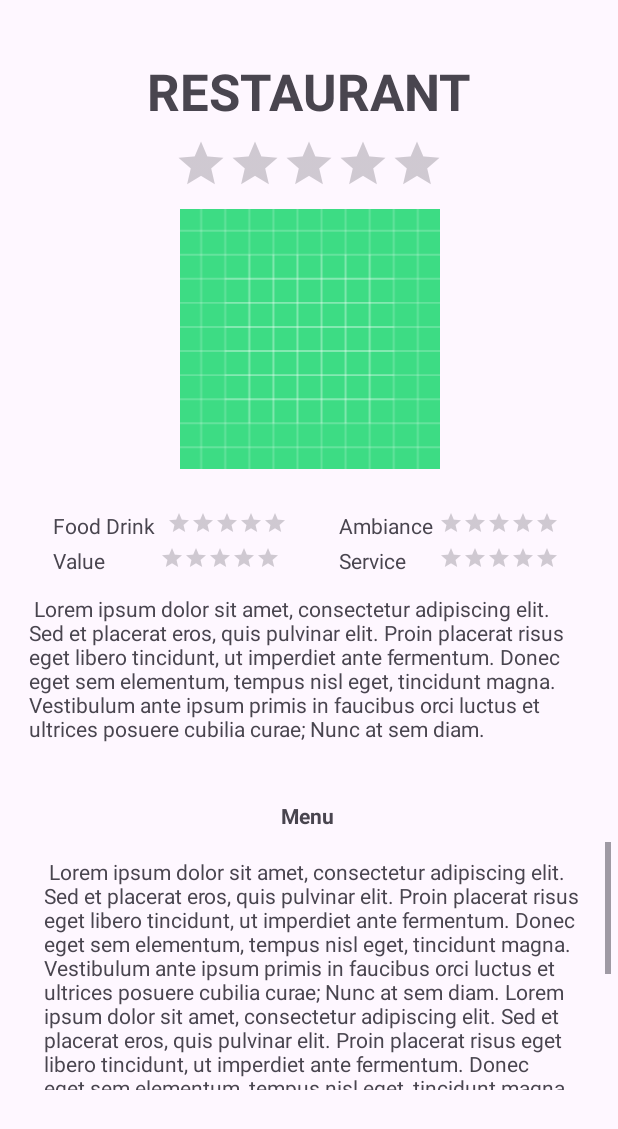
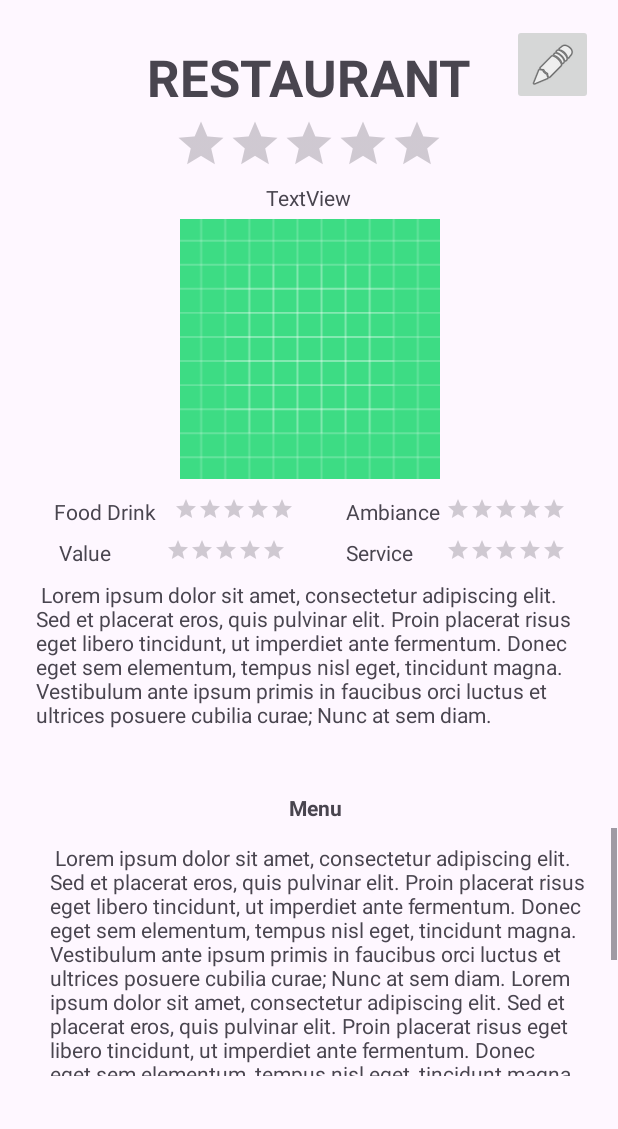
Before and after one commit to tinatams/KatEats, an Android app: the layout activity_restaurant_view.xml on its own in the app's theme, with its tools: preview values and no code run, on a phone screen of 412 x 824 dp. Shown: the top 1129 px of the screen. Run offline under Robolectric (Android 15) with nearby library versions, the phone set to English and light mode, and no system bars.

Commit message:
Made Edit activity

```diff
--- a/app/src/main/AndroidManifest.xml
+++ b/app/src/main/AndroidManifest.xml
@@ -57,6 +57,7 @@ this MUST match your package name in the <manifest> tag
             android:windowSoftInputMode="adjustResize">
             <intent-filter>
                 <action android:name="android.intent.action.MAIN" />
+
                 <category android:name="android.intent.category.LAUNCHER" />
             </intent-filter>
         </activity>
@@ -99,6 +100,10 @@ this MUST match your package name in the <manifest> tag
             android:name=".RestaurantList"
             android:exported="false"
             android:windowSoftInputMode="adjustResize" />
+        <activity
+            android:name=".RestaurantEdit"
+            android:exported="false"
+            android:windowSoftInputMode="adjustResize" />
     </application>
 
 </manifest>
--- a/app/src/main/java/kateats/app/LikedRestaurants.java
+++ b/app/src/main/java/kateats/app/LikedRestaurants.java
@@ -6,11 +6,9 @@ import android.view.View;
 import android.widget.ArrayAdapter;
 import android.widget.Button;
 import android.widget.CheckBox;
-import android.widget.ImageButton;
 import android.widget.RatingBar;
 import android.widget.SearchView;
 import android.widget.Spinner;
-import android.widget.TextView;
 
 import androidx.activity.EdgeToEdge;
 import androidx.appcompat.app.AppCompatActivity;
--- a/app/src/main/res/layout/activity_liked_restaurants.xml
+++ b/app/src/main/res/layout/activity_liked_restaurants.xml
@@ -25,10 +25,11 @@
         android:id="@+id/likedRestoViewer"
         android:layout_width="306dp"
         android:layout_height="451dp"
+        android:layout_marginTop="60dp"
         app:layout_constraintEnd_toEndOf="parent"
         app:layout_constraintHorizontal_bias="0.495"
         app:layout_constraintStart_toStartOf="parent"
-        tools:layout_editor_absoluteY="141dp" />
+        app:layout_constraintTop_toBottomOf="@+id/textView5" />
 
     <androidx.core.widget.NestedScrollView
         android:layout_width="409dp"
--- a/app/src/main/res/layout/activity_restaurant_view.xml
+++ b/app/src/main/res/layout/activity_restaurant_view.xml
@@ -6,6 +6,28 @@
     android:layout_width="match_parent"
     android:layout_height="match_parent"
     tools:context=".RestaurantView">
+
+    <ImageView
+        android:id="@+id/restoImage"
+        android:layout_width="339dp"
+        android:layout_height="173dp"
+        android:layout_marginTop="32dp"
+        app:layout_constraintEnd_toEndOf="parent"
+        app:layout_constraintStart_toStartOf="parent"
+        app:layout_constraintTop_toBottomOf="@+id/overallRating"
+        app:srcCompat="@drawable/ic_launcher_background" />
+
+    <RatingBar
+        android:id="@+id/overallRating"
+        style="@android:style/Widget.DeviceDefault.RatingBar.Indicator"
+        android:layout_width="wrap_content"
+        android:layout_height="wrap_content"
+        android:layout_marginTop="4dp"
+        android:isIndicator="true"
+        android:numStars="5"
+        app:layout_constraintEnd_toEndOf="@+id/restaurantName"
+        app:layout_constraintStart_toStartOf="@+id/restaurantName"
+        app:layout_constraintTop_toBottomOf="@+id/restaurantName" />
 
     <TextView
         android:id="@+id/restaurantName"
@@ -18,59 +40,104 @@
         app:layout_constraintEnd_toEndOf="parent"
         app:layout_constraintStart_toStartOf="parent"
         app:layout_constraintTop_toTopOf="parent"
-        app:layout_constraintVertical_bias="0.049" />
-
-    <ImageView
-        android:id="@+id/restoImage"
-        android:layout_width="339dp"
-        android:layout_height="173dp"
-        android:layout_marginTop="12dp"
-        app:layout_constraintEnd_toEndOf="parent"
-        app:layout_constraintStart_toStartOf="parent"
-        app:layout_constraintTop_toBottomOf="@+id/overallRating"
-        app:srcCompat="@drawable/ic_launcher_background" />
-
-    <TextView
-        android:id="@+id/descriptionView"
-        android:layout_width="378dp"
-        android:layout_height="126dp"
-        android:layout_marginTop="16dp"
-        android:text=" Lorem ipsum dolor sit amet, consectetur adipiscing elit. Sed et placerat eros, quis pulvinar elit. Proin placerat risus eget libero tincidunt, ut imperdiet ante fermentum. Donec eget sem elementum, tempus nisl eget, tincidunt magna. Vestibulum ante ipsum primis in faucibus orci luctus et ultrices posuere cubilia curae; Nunc at sem diam."
-        app:layout_constraintEnd_toEndOf="@+id/restoImage"
-        app:layout_constraintHorizontal_bias="0.461"
-        app:layout_constraintStart_toStartOf="@+id/restoImage"
-        app:layout_constraintTop_toBottomOf="@+id/valueRating" />
-
-    <RatingBar
-        android:id="@+id/overallRating"
-        style="@android:style/Widget.DeviceDefault.RatingBar.Indicator"
-        android:layout_width="wrap_content"
-        android:layout_height="wrap_content"
-        android:layout_marginTop="8dp"
-        android:isIndicator="true"
-        android:numStars="5"
-        app:layout_constraintEnd_toEndOf="@+id/restaurantName"
-        app:layout_constraintStart_toStartOf="@+id/restaurantName"
-        app:layout_constraintTop_toBottomOf="@+id/restaurantName" />
-
-    <TextView
-        android:id="@+id/textView3"
-        android:layout_width="wrap_content"
-        android:layout_height="wrap_content"
-        android:layout_marginStart="16dp"
-        android:layout_marginTop="28dp"
-        android:text="Food Drink"
-        app:layout_constraintStart_toStartOf="@+id/descriptionView"
-        app:layout_constraintTop_toBottomOf="@+id/restoImage" />
+        app:layout_constraintVertical_bias="0.037" />
 
     <RatingBar
         android:id="@+id/foodDrinkRating"
         style="@style/Widget.AppCompat.RatingBar.Small"
         android:layout_width="wrap_content"
         android:layout_height="wrap_content"
-        android:layout_marginStart="8dp"
+        android:layout_marginStart="12dp"
         app:layout_constraintStart_toEndOf="@+id/textView3"
         app:layout_constraintTop_toTopOf="@+id/textView3" />
+
+    <TextView
+        android:id="@+id/textView4"
+        android:layout_width="wrap_content"
+        android:layout_height="wrap_content"
+        android:layout_marginTop="8dp"
+        android:text="Value"
+        app:layout_constraintEnd_toEndOf="@+id/textView3"
+        app:layout_constraintHorizontal_bias="0.093"
+        app:layout_constraintStart_toStartOf="@+id/textView3"
+        app:layout_constraintTop_toBottomOf="@+id/textView3" />
+
+    <TextView
+        android:id="@+id/descriptionView"
+        android:layout_width="378dp"
+        android:layout_height="126dp"
+        android:layout_marginTop="12dp"
+        android:text=" Lorem ipsum dolor sit amet, consectetur adipiscing elit. Sed et placerat eros, quis pulvinar elit. Proin placerat risus eget libero tincidunt, ut imperdiet ante fermentum. Donec eget sem elementum, tempus nisl eget, tincidunt magna. Vestibulum ante ipsum primis in faucibus orci luctus et ultrices posuere cubilia curae; Nunc at sem diam."
+        app:layout_constraintEnd_toEndOf="@+id/restoImage"
+        app:layout_constraintHorizontal_bias="0.333"
+        app:layout_constraintStart_toStartOf="@+id/restoImage"
+        app:layout_constraintTop_toBottomOf="@+id/valueRating" />
+
+    <TextView
+        android:id="@+id/textView7"
+        android:layout_width="wrap_content"
+        android:layout_height="wrap_content"
+        android:text="Ambiance"
+        app:layout_constraintEnd_toEndOf="@+id/descriptionView"
+        app:layout_constraintHorizontal_bias="0.243"
+        app:layout_constraintStart_toEndOf="@+id/foodDrinkRating"
+        app:layout_constraintTop_toTopOf="@+id/textView3" />
+
+    <TextView
+        android:id="@+id/textView9"
+        android:layout_width="wrap_content"
+        android:layout_height="wrap_content"
+        android:layout_marginTop="16dp"
+        android:text="Menu"
+        android:textStyle="bold"
+        app:layout_constraintEnd_toEndOf="parent"
+        app:layout_constraintHorizontal_bias="0.512"
+        app:layout_constraintStart_toStartOf="parent"
+        app:layout_constraintTop_toBottomOf="@+id/descriptionView" />
+
+    <ScrollView
+        android:layout_width="388dp"
+        android:layout_height="165dp"
+        android:layout_marginTop="4dp"
+        app:layout_constraintEnd_toEndOf="@+id/descriptionView"
+        app:layout_constraintHorizontal_bias="0.1"
+        app:layout_constraintStart_toStartOf="@+id/descriptionView"
+        app:layout_constraintTop_toBottomOf="@+id/textView9">
+
+        <LinearLayout
+            android:layout_width="match_parent"
+            android:layout_height="wrap_content"
+            android:orientation="vertical">
+
+            <TextView
+                android:id="@+id/menuView"
+                android:layout_width="match_parent"
+                android:layout_height="wrap_content"
+                android:padding="10dp"
+                android:text=" Lorem ipsum dolor sit amet, consectetur adipiscing elit. Sed et placerat eros, quis pulvinar elit. Proin placerat risus eget libero tincidunt, ut imperdiet ante fermentum. Donec eget sem elementum, tempus nisl eget, tincidunt magna. Vestibulum ante ipsum primis in faucibus orci luctus et ultrices posuere cubilia curae; Nunc at sem diam. Lorem ipsum dolor sit amet, consectetur adipiscing elit. Sed et placerat eros, quis pulvinar elit. Proin placerat risus eget libero tincidunt, ut imperdiet ante fermentum. Donec eget sem elementum, tempus nisl eget, tincidunt magna. Vestibulum ante ipsum primis in faucibus orci luctus et ultrices posuere cubilia curae; Nunc at sem diam. Lorem ipsum dolor sit amet, consectetur adipiscing elit. Sed et placerat eros, quis pulvinar elit. Proin placerat risus eget libero tincidunt, ut imperdiet ante fermentum. Donec eget sem elementum, tempus nisl eget, tincidunt magna. Vestibulum ante ipsum primis in faucibus orci luctus et ultrices posuere cubilia curae; Nunc at sem diam." />
+        </LinearLayout>
+    </ScrollView>
+
+    <TextView
+        android:id="@+id/textView3"
+        android:layout_width="wrap_content"
+        android:layout_height="wrap_content"
+        android:layout_marginStart="12dp"
+        android:layout_marginTop="12dp"
+        android:text="Food Drink"
+        app:layout_constraintStart_toStartOf="@+id/descriptionView"
+        app:layout_constraintTop_toBottomOf="@+id/restoImage" />
+
+    <TextView
+        android:id="@+id/textView6"
+        android:layout_width="wrap_content"
+        android:layout_height="wrap_content"
+        android:layout_marginTop="8dp"
+        android:text="Service"
+        app:layout_constraintEnd_toEndOf="@+id/textView7"
+        app:layout_constraintHorizontal_bias="0.0"
+        app:layout_constraintStart_toStartOf="@+id/textView7"
+        app:layout_constraintTop_toBottomOf="@+id/textView7" />
 
     <RatingBar
         android:id="@+id/valueRating"
@@ -78,31 +145,9 @@
         android:layout_width="wrap_content"
         android:layout_height="wrap_content"
         app:layout_constraintEnd_toEndOf="@+id/foodDrinkRating"
-        app:layout_constraintHorizontal_bias="0.886"
+        app:layout_constraintHorizontal_bias="0.878"
         app:layout_constraintStart_toEndOf="@+id/textView4"
         app:layout_constraintTop_toTopOf="@+id/textView4" />
-
-    <TextView
-        android:id="@+id/textView4"
-        android:layout_width="wrap_content"
-        android:layout_height="wrap_content"
-        android:layout_marginTop="4dp"
-        android:text="Value"
-        app:layout_constraintEnd_toEndOf="@+id/textView3"
-        app:layout_constraintHorizontal_bias="0.0"
-        app:layout_constraintStart_toStartOf="@+id/textView3"
-        app:layout_constraintTop_toBottomOf="@+id/textView3" />
-
-    <TextView
-        android:id="@+id/textView6"
-        android:layout_width="wrap_content"
-        android:layout_height="wrap_content"
-        android:layout_marginTop="4dp"
-        android:text="Service"
-        app:layout_constraintEnd_toEndOf="@+id/textView7"
-        app:layout_constraintHorizontal_bias="0.0"
-        app:layout_constraintStart_toStartOf="@+id/textView7"
-        app:layout_constraintTop_toBottomOf="@+id/textView7" />
 
     <RatingBar
         android:id="@+id/serviceRating"
@@ -123,49 +168,26 @@
         app:layout_constraintStart_toEndOf="@+id/textView7"
         app:layout_constraintTop_toTopOf="@+id/textView7" />
 
+    <ImageButton
+        android:id="@+id/editRestaurantPage"
+        android:layout_width="54dp"
+        android:layout_height="54dp"
+        android:layout_marginTop="16dp"
+        app:layout_constraintEnd_toEndOf="parent"
+        app:layout_constraintHorizontal_bias="0.619"
+        app:layout_constraintStart_toEndOf="@+id/restaurantName"
+        app:layout_constraintTop_toTopOf="parent"
+        app:srcCompat="@android:drawable/ic_menu_edit" />
+
     <TextView
-        android:id="@+id/textView7"
+        android:id="@+id/cuisineText"
         android:layout_width="wrap_content"
         android:layout_height="wrap_content"
-        android:text="Ambiance"
-        app:layout_constraintEnd_toEndOf="@+id/descriptionView"
-        app:layout_constraintHorizontal_bias="0.244"
-        app:layout_constraintStart_toEndOf="@+id/foodDrinkRating"
-        app:layout_constraintTop_toTopOf="@+id/textView3" />
-
-    <TextView
-        android:id="@+id/textView9"
-        android:layout_width="wrap_content"
-        android:layout_height="wrap_content"
-        android:layout_marginTop="12dp"
-        android:text="Menu"
-        android:textStyle="bold"
-        app:layout_constraintEnd_toEndOf="parent"
-        app:layout_constraintHorizontal_bias="0.498"
-        app:layout_constraintStart_toStartOf="parent"
-        app:layout_constraintTop_toBottomOf="@+id/descriptionView" />
-
-    <ScrollView
-        android:layout_width="388dp"
-        android:layout_height="165dp"
         android:layout_marginTop="8dp"
-        app:layout_constraintEnd_toEndOf="@+id/descriptionView"
-        app:layout_constraintHorizontal_bias="0.0"
-        app:layout_constraintStart_toStartOf="@+id/descriptionView"
-        app:layout_constraintTop_toBottomOf="@+id/textView9">
-
-        <LinearLayout
-            android:layout_width="match_parent"
-            android:layout_height="wrap_content"
-            android:orientation="vertical">
-
-            <TextView
-                android:id="@+id/menuView"
-                android:layout_width="match_parent"
-                android:layout_height="wrap_content"
-                android:padding="10dp"
-                android:text=" Lorem ipsum dolor sit amet, consectetur adipiscing elit. Sed et placerat eros, quis pulvinar elit. Proin placerat risus eget libero tincidunt, ut imperdiet ante fermentum. Donec eget sem elementum, tempus nisl eget, tincidunt magna. Vestibulum ante ipsum primis in faucibus orci luctus et ultrices posuere cubilia curae; Nunc at sem diam. Lorem ipsum dolor sit amet, consectetur adipiscing elit. Sed et placerat eros, quis pulvinar elit. Proin placerat risus eget libero tincidunt, ut imperdiet ante fermentum. Donec eget sem elementum, tempus nisl eget, tincidunt magna. Vestibulum ante ipsum primis in faucibus orci luctus et ultrices posuere cubilia curae; Nunc at sem diam. Lorem ipsum dolor sit amet, consectetur adipiscing elit. Sed et placerat eros, quis pulvinar elit. Proin placerat risus eget libero tincidunt, ut imperdiet ante fermentum. Donec eget sem elementum, tempus nisl eget, tincidunt magna. Vestibulum ante ipsum primis in faucibus orci luctus et ultrices posuere cubilia curae; Nunc at sem diam." />
-        </LinearLayout>
-    </ScrollView>
+        android:text="TextView"
+        app:layout_constraintEnd_toEndOf="@+id/overallRating"
+        app:layout_constraintHorizontal_bias="0.495"
+        app:layout_constraintStart_toStartOf="@+id/overallRating"
+        app:layout_constraintTop_toBottomOf="@+id/overallRating" />
 
 </androidx.constraintlayout.widget.ConstraintLayout>
```
Also changed, not shown: app/src/main/java/kateats/app/RestaurantAdaptor.java (+5 -3 lines), app/src/main/java/kateats/app/RestaurantEdit.java (added, +262 -0 lines), app/src/main/java/kateats/app/RestaurantView.java (+36 -2 lines), app/src/main/res/layout/activity_restaurant_edit.xml (added, +131 -0 lines), app/src/main/res/layout/restaurant_layout.xml (+12 -1 lines).
